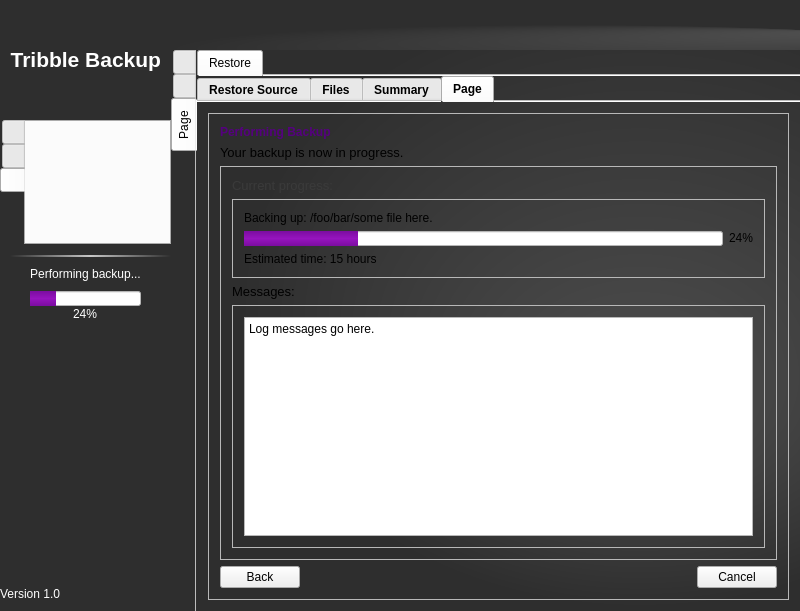
darkstar62/tribble-backup, file qt/backup2/mainwindow.ui: the form before one commit.
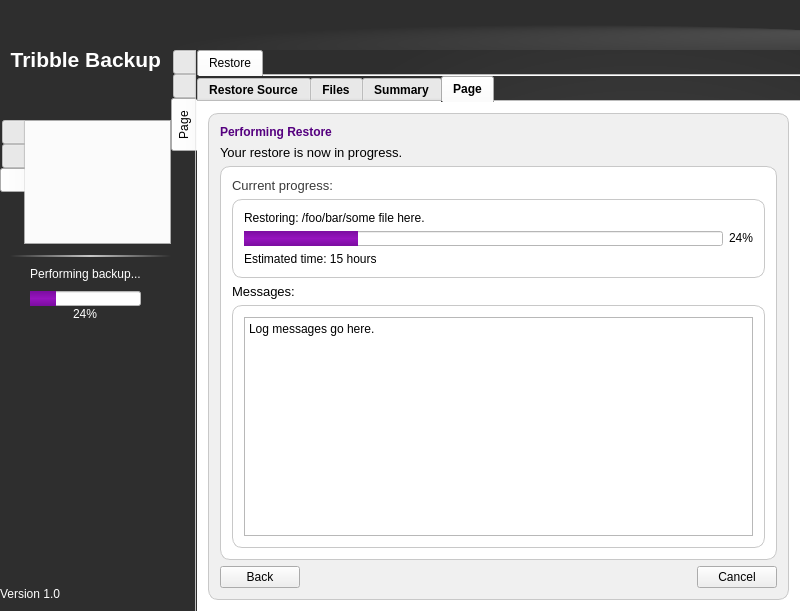
The form after the commit. The open tabs and pages were chosen to show the change. Icons and pictures are not drawn.

Commit message:
Implement restore.
This fills in the last remaining functionality in the backup program --
restoring files to their destinations.  With this change, files selected from a
label and a specific time in history can be restored to any directory -- the
directory layout is recreated in that directory.  All UI operations work,
including canceling backups.

There are still some bugs, but predominantly it all works!

Diff of the .ui file:
```diff
--- a/qt/backup2/mainwindow.ui
+++ b/qt/backup2/mainwindow.ui
@@ -3659,6 +3659,11 @@
                     </layout>
                    </widget>
                    <widget class="QWidget" name="tab_5">
+                    <property name="styleSheet">
+                     <string notr="true">#tab_5 {
+  background-color: rgb(255, 255, 255);
+}</string>
+                    </property>
                     <attribute name="title">
                      <string>Page</string>
                     </attribute>
@@ -3666,7 +3671,7 @@
                      <item>
                       <widget class="QFrame" name="frame_16">
                        <property name="styleSheet">
-                        <string notr="true">QFrame#frame_14 {
+                        <string notr="true">QFrame#frame_16 {
   border: 1px solid rgb(200, 200, 200, 255);
   border-radius: 10px;
   background-color: rgb(240, 240, 240, 255);
@@ -3685,7 +3690,7 @@
                            <string notr="true">background: none;</string>
                           </property>
                           <property name="text">
-                           <string>&lt;html&gt;&lt;head/&gt;&lt;body&gt;&lt;p&gt;&lt;span style=&quot; font-size:9pt; font-weight:600; color:#55007f;&quot;&gt;Performing Backup&lt;/span&gt;&lt;/p&gt;&lt;/body&gt;&lt;/html&gt;</string>
+                           <string>&lt;html&gt;&lt;head/&gt;&lt;body&gt;&lt;p&gt;&lt;span style=&quot; font-size:9pt; font-weight:600; color:#55007f;&quot;&gt;Performing Restore&lt;/span&gt;&lt;/p&gt;&lt;/body&gt;&lt;/html&gt;</string>
                           </property>
                           <property name="textFormat">
                            <enum>Qt::RichText</enum>
@@ -3695,7 +3700,7 @@
                         <item>
                          <widget class="QLabel" name="label_31">
                           <property name="text">
-                           <string>&lt;html&gt;&lt;head/&gt;&lt;body&gt;&lt;p&gt;&lt;span style=&quot; font-size:10pt;&quot;&gt;Your backup is now in progress.&lt;/span&gt;&lt;/p&gt;&lt;/body&gt;&lt;/html&gt;</string>
+                           <string>&lt;html&gt;&lt;head/&gt;&lt;body&gt;&lt;p&gt;&lt;span style=&quot; font-size:10pt;&quot;&gt;Your restore is now in progress.&lt;/span&gt;&lt;/p&gt;&lt;/body&gt;&lt;/html&gt;</string>
                           </property>
                          </widget>
                         </item>
@@ -3708,7 +3713,7 @@
                            </size>
                           </property>
                           <property name="styleSheet">
-                           <string notr="true">QFrame#frame_31 {
+                           <string notr="true">QFrame#frame_42 {
   border: 1px solid rgb(200, 200, 200, 255);
   border-radius: 10px;
   background-color: white;
@@ -3767,7 +3772,7 @@
                               </size>
                              </property>
                              <property name="styleSheet">
-                              <string notr="true">QFrame#frame_32 {
+                              <string notr="true">QFrame#frame_43 {
   border: 1px solid rgb(200, 200, 200, 255);
   border-radius: 10px;
   background-color: white;
@@ -3789,7 +3794,7 @@
                                  </sizepolicy>
                                 </property>
                                 <property name="text">
-                                 <string>Backing up: /foo/bar/some file here.</string>
+                                 <string>Restoring: /foo/bar/some file here.</string>
                                 </property>
                                 <property name="wordWrap">
                                  <bool>true</bool>
@@ -3849,7 +3854,7 @@
                            <item>
                             <widget class="QFrame" name="frame_44">
                              <property name="styleSheet">
-                              <string notr="true">QFrame#frame_33 {
+                              <string notr="true">QFrame#frame_44 {
   border: 1px solid rgb(200, 200, 200, 255);
   border-radius: 10px;
   background-color: white;
```
Left out of the diff: 18 changed lines with no effect on the pictures. The commit also changes 12 other files.
